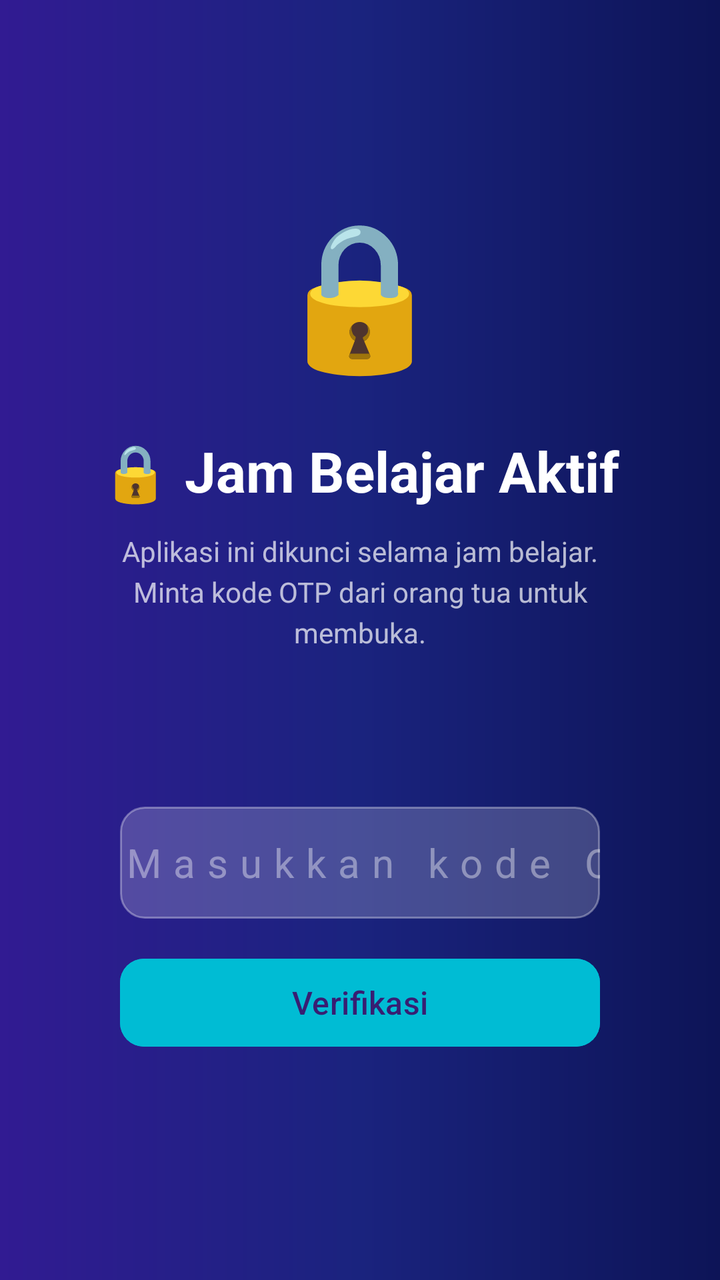
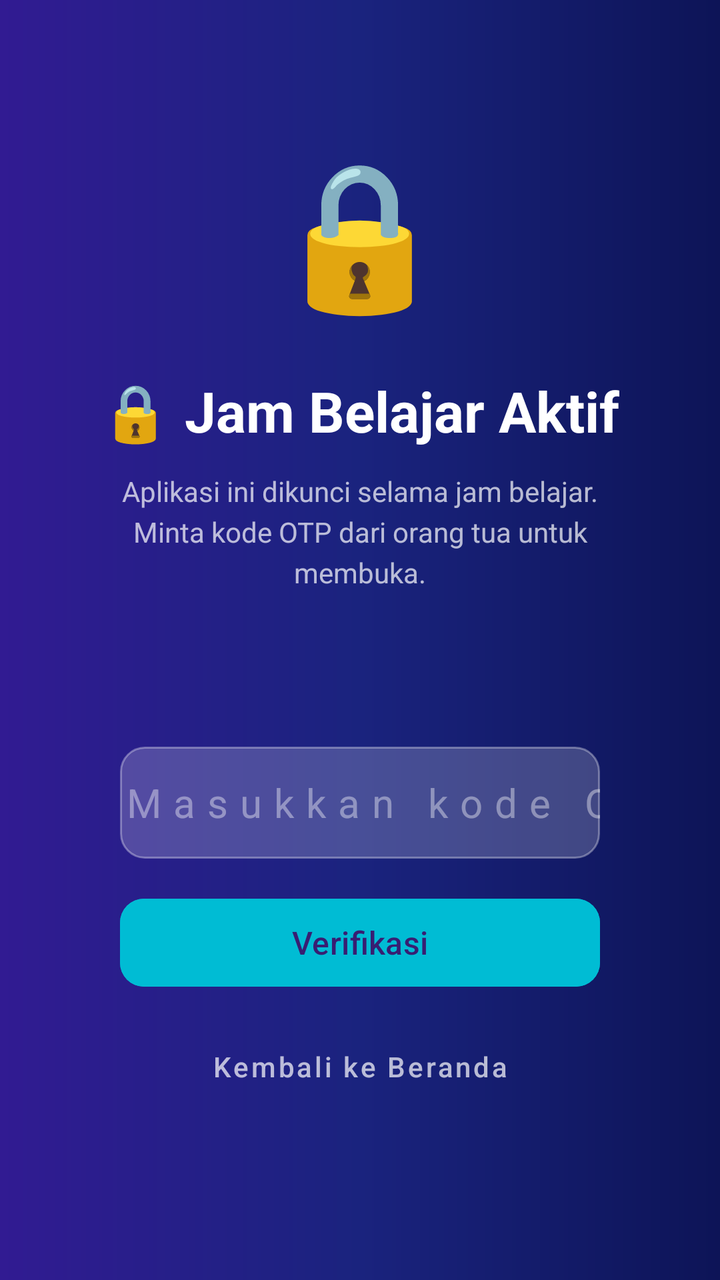

The first picture is an Android layout as it rendered before a commit; the second is the same layout after the commit. The layout source and the unified diff follow.
<!-- AndroidManifest.xml: activity theme Theme.IzinKompe.Lock -->
<!-- res/layout/activity_lock.xml -->
<?xml version="1.0" encoding="utf-8"?>
<FrameLayout
    xmlns:android="http://schemas.android.com/apk/res/android"
    android:layout_width="match_parent"
    android:layout_height="match_parent"
    android:background="@drawable/bg_lock_screen">

    <LinearLayout
        android:layout_width="match_parent"
        android:layout_height="wrap_content"
        android:layout_gravity="center"
        android:orientation="vertical"
        android:gravity="center_horizontal"
        android:padding="32dp">

        
        <TextView
            android:layout_width="wrap_content"
            android:layout_height="wrap_content"
            android:text="🔒"
            android:textSize="72sp"
            android:layout_marginBottom="24dp" />

        
        <TextView
            android:layout_width="wrap_content"
            android:layout_height="wrap_content"
            android:text="@string/lock_title"
            android:textSize="28sp"
            android:textStyle="bold"
            android:textColor="@color/white"
            android:gravity="center"
            android:layout_marginBottom="12dp" />

        
        <TextView
            android:layout_width="wrap_content"
            android:layout_height="wrap_content"
            android:text="@string/lock_message"
            android:textSize="14sp"
            android:textColor="#B3FFFFFF"
            android:gravity="center"
            android:lineSpacingExtra="4dp"
            android:layout_marginBottom="32dp" />

        
        <TextView
            android:id="@+id/tvBlockedApp"
            android:layout_width="wrap_content"
            android:layout_height="wrap_content"
            android:textSize="16sp"
            android:textColor="@color/accent"
            android:textStyle="bold"
            android:layout_marginBottom="24dp" />

        
        <EditText
            android:id="@+id/etOtp"
            android:layout_width="240dp"
            android:layout_height="56dp"
            android:background="@drawable/bg_otp_input"
            android:hint="@string/lock_otp_hint"
            android:textColorHint="#66FFFFFF"
            android:textColor="@color/white"
            android:textSize="20sp"
            android:letterSpacing="0.3"
            android:gravity="center"
            android:inputType="number"
            android:maxLength="6"
            android:layout_marginBottom="16dp"
            android:importantForAutofill="no" />

        
        <TextView
            android:id="@+id/tvOtpStatus"
            android:layout_width="wrap_content"
            android:layout_height="wrap_content"
            android:textSize="14sp"
            android:textColor="@color/status_warning"
            android:visibility="gone"
            android:layout_marginBottom="16dp" />

        
        <com.google.android.material.button.MaterialButton
            android:id="@+id/btnVerifyOtp"
            android:layout_width="240dp"
            android:layout_height="52dp"
            android:text="@string/btn_verify_otp"
            android:textSize="16sp"
            android:textAllCaps="false"
            android:backgroundTint="@color/accent"
            android:layout_marginBottom="16dp"
            app:cornerRadius="12dp"
            xmlns:app="http://schemas.android.com/apk/res-auto" />

        
        <TextView
            android:id="@+id/tvUnlockTimer"
            android:layout_width="wrap_content"
            android:layout_height="wrap_content"
            android:textSize="12sp"
            android:textColor="#66FFFFFF"
            android:visibility="gone" />

    </LinearLayout>

</FrameLayout>
<!-- resources referenced by this layout -->
<resources>
  <color name="accent">#FF00BCD4</color>
  <color name="status_warning">#FFFFC107</color>
  <color name="white">#FFFFFFFF</color>
  <!-- drawable bg_lock_screen (drawable) -->
  <?xml version="1.0" encoding="utf-8"?>
  <shape xmlns:android="http://schemas.android.com/apk/res/android"
      android:shape="rectangle">
      <gradient
          android:angle="180"
          android:startColor="@color/lock_gradient_start"
          android:centerColor="@color/lock_gradient_center"
          android:endColor="@color/lock_gradient_end"
          android:type="linear" />
  </shape>
  <!-- drawable bg_otp_input (drawable) -->
  <?xml version="1.0" encoding="utf-8"?>
  <shape xmlns:android="http://schemas.android.com/apk/res/android"
      android:shape="rectangle">
      <solid android:color="#33FFFFFF" />
      <corners android:radius="12dp" />
      <stroke
          android:width="1dp"
          android:color="#55FFFFFF" />
  </shape>
  <string name="btn_verify_otp">Verifikasi</string>
  <string name="lock_message">Aplikasi ini dikunci selama jam belajar.\nMinta kode OTP dari orang tua untuk membuka.</string>
  <string name="lock_otp_hint">Masukkan kode OTP 6 digit</string>
  <string name="lock_title">🔒 Jam Belajar Aktif</string>
  <style name="Theme.IzinKompe.Lock" parent="Theme.Material3.Dark.NoActionBar">
          <item name="android:windowFullscreen">true</item>
          <item name="android:windowNoTitle">true</item>
          <item name="android:statusBarColor">@android:color/transparent</item>
          <item name="android:navigationBarColor">@android:color/transparent</item>
          <item name="android:windowBackground">@color/lock_gradient_start</item>
      </style>
  <color name="lock_gradient_start">#FF0D1457</color>
  <color name="lock_gradient_center">#FF1A237E</color>
  <color name="lock_gradient_end">#FF311B92</color>
</resources>

<!-- the commit's change to res/layout/activity_lock.xml (unified diff, before → after) -->
@@ -89,9 +89,21 @@
             android:textSize="16sp"
             android:textAllCaps="false"
             android:backgroundTint="@color/accent"
-            android:layout_marginBottom="16dp"
+            android:layout_marginBottom="12dp"
             app:cornerRadius="12dp"
             xmlns:app="http://schemas.android.com/apk/res-auto" />
+
+        
+        <com.google.android.material.button.MaterialButton
+            android:id="@+id/btnGoHome"
+            android:layout_width="240dp"
+            android:layout_height="48dp"
+            android:text="Kembali ke Beranda"
+            android:textSize="14sp"
+            android:textAllCaps="false"
+            android:textColor="#B3FFFFFF"
+            style="@style/Widget.MaterialComponents.Button.TextButton"
+            android:layout_marginBottom="16dp" />
 
         
         <TextView
